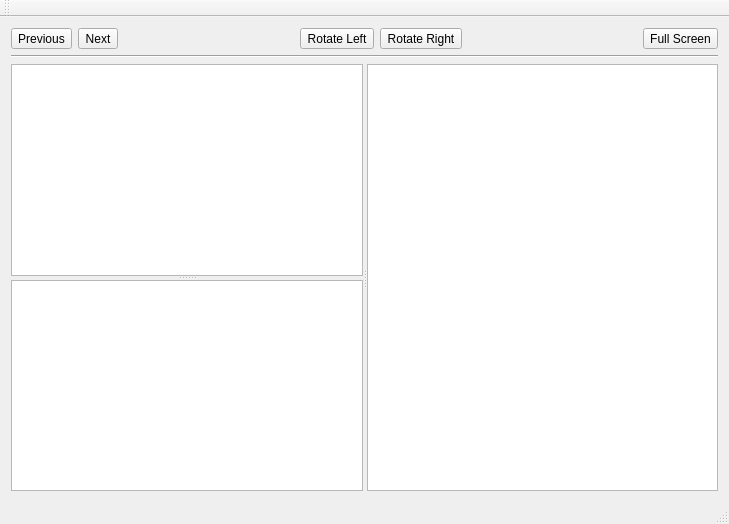
The window that ltv.ui (q5sys/ltv) describes before a commit, drawn with Qt 5.
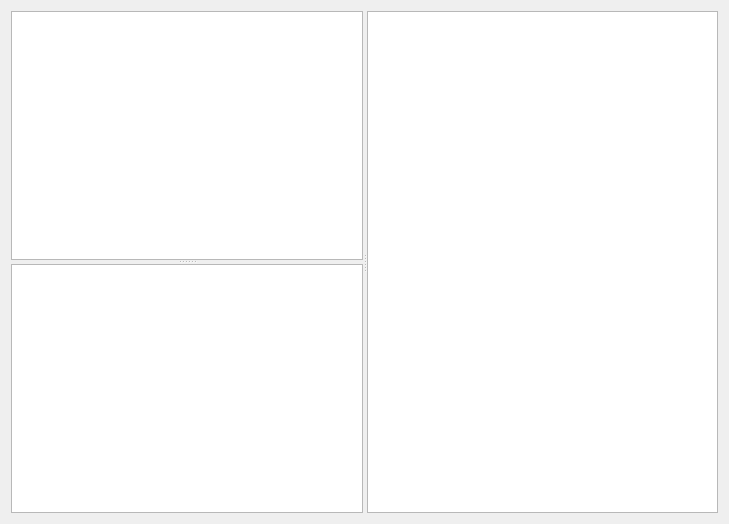
The same window after the commit.

What changed in the file:
```diff
--- a/ltv.ui
+++ b/ltv.ui
@@ -16,113 +16,22 @@
   <widget class="QWidget" name="centralWidget">
    <layout class="QVBoxLayout" name="verticalLayout">
     <item>
-     <layout class="QHBoxLayout" name="horizontalLayout">
-      <item>
-       <widget class="QToolButton" name="toolButton_Previous">
-        <property name="text">
-         <string>Previous</string>
-        </property>
-       </widget>
-      </item>
-      <item>
-       <widget class="QToolButton" name="toolButton_Next">
-        <property name="text">
-         <string>Next</string>
-        </property>
-       </widget>
-      </item>
-      <item>
-       <spacer name="horizontalSpacer">
-        <property name="orientation">
-         <enum>Qt::Horizontal</enum>
-        </property>
-        <property name="sizeHint" stdset="0">
-         <size>
-          <width>40</width>
-          <height>20</height>
-         </size>
-        </property>
-       </spacer>
-      </item>
-      <item>
-       <widget class="QToolButton" name="toolButton_RLeft">
-        <property name="text">
-         <string>Rotate Left</string>
-        </property>
-       </widget>
-      </item>
-      <item>
-       <widget class="QToolButton" name="toolButton_RRight">
-        <property name="text">
-         <string>Rotate Right</string>
-        </property>
-       </widget>
-      </item>
-      <item>
-       <spacer name="horizontalSpacer_2">
-        <property name="orientation">
-         <enum>Qt::Horizontal</enum>
-        </property>
-        <property name="sizeHint" stdset="0">
-         <size>
-          <width>40</width>
-          <height>20</height>
-         </size>
-        </property>
-       </spacer>
-      </item>
-      <item>
-       <widget class="QToolButton" name="toolButton_FullScreen">
-        <property name="text">
-         <string>Full Screen</string>
-        </property>
-       </widget>
-      </item>
-     </layout>
-    </item>
-    <item>
-     <widget class="Line" name="line">
+     <widget class="QSplitter" name="splitter_V">
       <property name="orientation">
        <enum>Qt::Horizontal</enum>
       </property>
-     </widget>
-    </item>
-    <item>
-     <widget class="QSplitter" name="splitter_2">
-      <property name="orientation">
-       <enum>Qt::Horizontal</enum>
-      </property>
-      <widget class="QSplitter" name="splitter">
+      <widget class="QSplitter" name="splitter_H">
        <property name="orientation">
         <enum>Qt::Vertical</enum>
        </property>
        <widget class="QTreeView" name="dirview"/>
-       <widget class="QTreeView" name="fileview"/>
+       <widget class="QListView" name="fileview"/>
       </widget>
       <widget class="QTextBrowser" name="textBrowserWindow"/>
      </widget>
     </item>
    </layout>
   </widget>
-  <widget class="QMenuBar" name="menuBar">
-   <property name="geometry">
-    <rect>
-     <x>0</x>
-     <y>0</y>
-     <width>729</width>
-     <height>28</height>
-    </rect>
-   </property>
-  </widget>
-  <widget class="QToolBar" name="mainToolBar">
-   <attribute name="toolBarArea">
-    <enum>TopToolBarArea</enum>
-   </attribute>
-   <attribute name="toolBarBreak">
-    <bool>false</bool>
-   </attribute>
-  </widget>
-  <widget class="QStatusBar" name="statusBar"/>
  </widget>
  <layoutdefault spacing="6" margin="11"/>
  <resources/>
```
